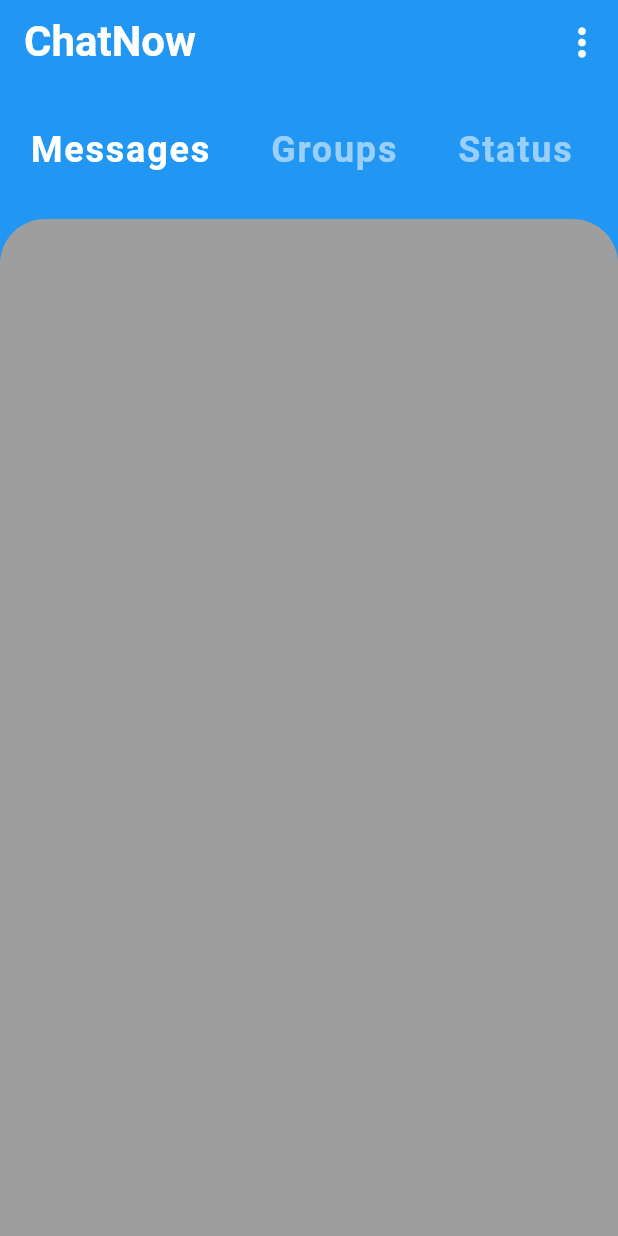
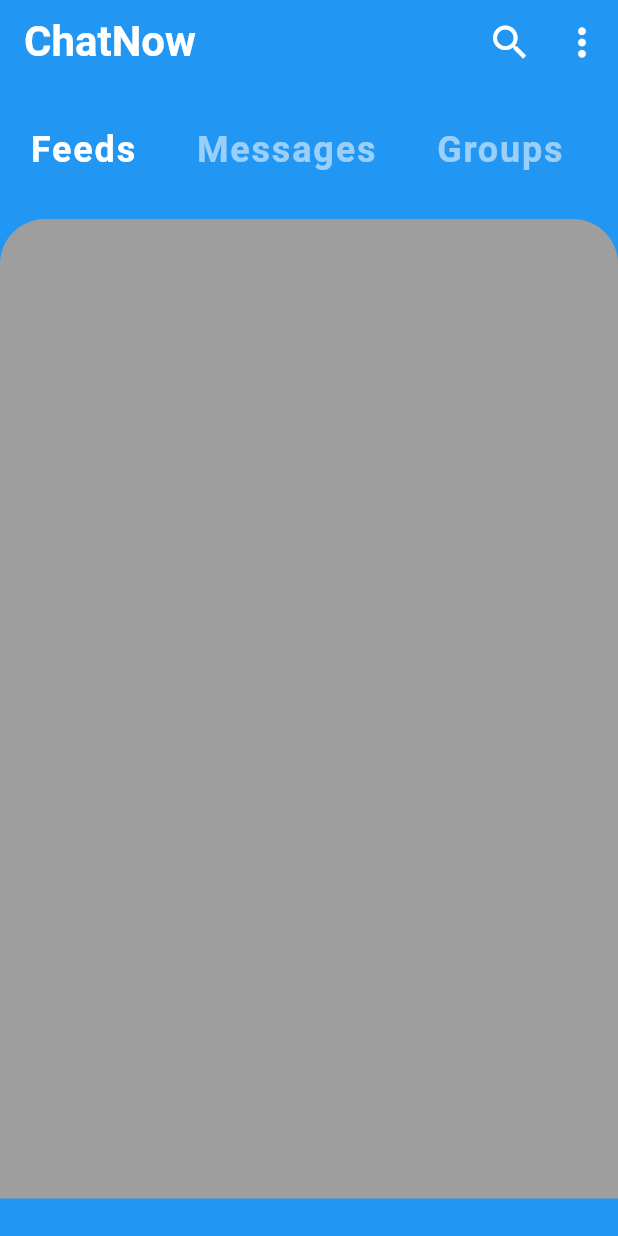
Before and after one commit to iamnwaka/ChatNow, a Flutter app: the screen it shows after launch, on a phone screen of 412 x 824 dp. Run offline on Flutter 3.47's test engine with Material 2 defaults, Android fonts, the phone set to English and light mode, and no system bars.

Commit message:
search ui

```diff
--- a/lib/Screens/home.dart
+++ b/lib/Screens/home.dart
@@ -20,11 +20,17 @@ class _HomeScreenState extends State<HomeScreen> {
           elevation: 0.0,
           actions: <Widget>[
             IconButton(
+              icon: Icon(Icons.search),
+              iconSize: 30.0,
+              color: Colors.white,
+              onPressed: (){},
+            ),
+            IconButton(
               icon: Icon(Icons.more_vert),
               iconSize: 30.0,
               color: Colors.white,
               onPressed: (){},
-            )
+            ),
           ],
         ),
         body: Column(
@@ -42,6 +48,22 @@ class _HomeScreenState extends State<HomeScreen> {
                 ),
               ),
             ),
+//            Container(
+//              margin: EdgeInsets.symmetric(horizontal: 18.0),
+//              padding: EdgeInsets.symmetric(horizontal: 10.0),
+//              decoration: BoxDecoration(
+//                color: Colors.grey[100],
+//                borderRadius: BorderRadius.circular(15.0),
+//              ),
+//              child: TextField(
+//                decoration: InputDecoration(
+//                  icon: Icon(Icons.search),
+//                  hintText: 'search for friends',
+//                  border: InputBorder.none,
+//                ),
+//              ),
+//            ),
+            SizedBox(height: 25.0),
           ],
         ),
       ),
--- a/lib/widgets/Category_Selector.dart
+++ b/lib/widgets/Category_Selector.dart
@@ -8,7 +8,7 @@ class CategorySelector extends StatefulWidget {
 
 class _CategorySelectorState extends State<CategorySelector> {
   int selectedIndex = 0;
-  final List<String> categories = ['Messages', 'Groups', 'Status','Contacts'];
+  final List<String> categories = ['Feeds','Messages', 'Groups', 'Status','Contacts'];
   @override
   Widget build(BuildContext context) {
     return Container(
```
